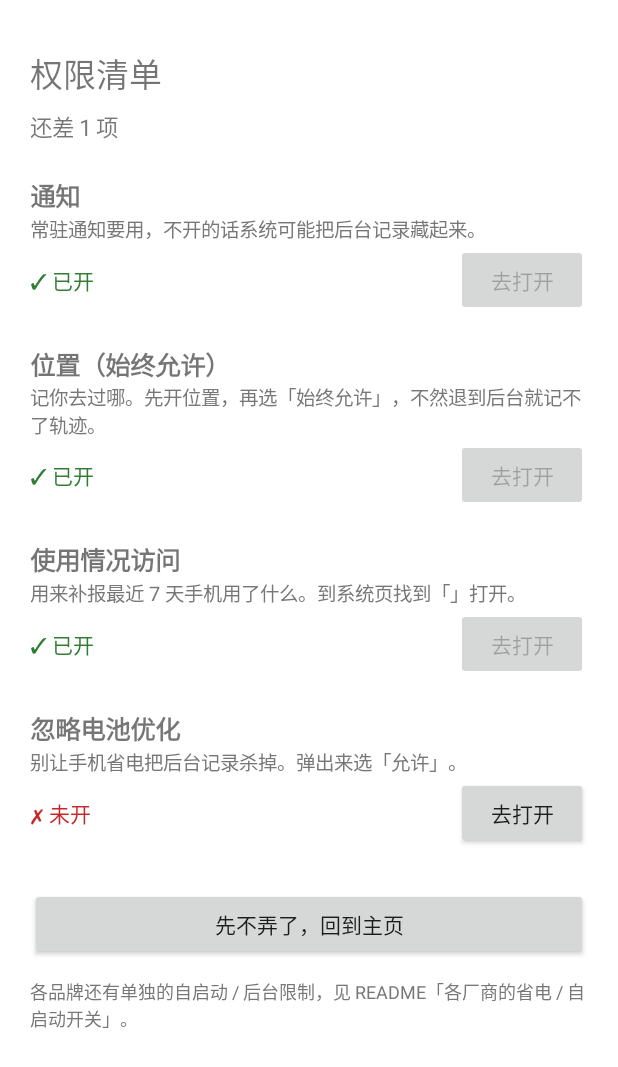
After one commit to jiangxi1129/aiphonepeek, an Android app: the PermissionsActivity screen opened directly, with no data from a screen before it, on a phone screen of 412 x 824 dp. The commit adds this screen. Shown: the top 1067 px of the screen. Run offline under Robolectric (Android 15) with nearby library versions, the phone set to English and light mode, and no system bars; network calls fail.

Commit message:
Permissions checklist screen; chat page optional (report-only status card)

```diff
--- a/android/app/src/main/AndroidManifest.xml
+++ b/android/app/src/main/AndroidManifest.xml
@@ -51,6 +51,10 @@
             android:exported="true"
             android:windowSoftInputMode="adjustResize" />
 
+        <activity
+            android:name=".PermissionsActivity"
+            android:exported="false" />
+
         <service
             android:name=".TrackerService"
             android:exported="false"
--- a/android/app/src/main/java/io/github/aiphonepeek/Config.kt
+++ b/android/app/src/main/java/io/github/aiphonepeek/Config.kt
@@ -12,8 +12,9 @@ object Config {
     fun reportUrl(ctx: Context): String = p(ctx).getString("report_url", "") ?: ""
     fun token(ctx: Context): String = p(ctx).getString("token", "") ?: ""
 
-    /** 聊天页填了就能用；上报地址留空 = 不上报（后台服务也会停）。 */
-    fun isConfigured(ctx: Context) = chatUrl(ctx).isNotEmpty()
+    /** 聊天页、上报地址至少填一个就能用。聊天页空着 = 主界面显示本地状态页；上报地址空着 = 不上报（后台服务也会停）。 */
+    fun isConfigured(ctx: Context) = chatUrl(ctx).isNotEmpty() || reportUrl(ctx).isNotEmpty()
+    fun hasChat(ctx: Context) = chatUrl(ctx).isNotEmpty()
     fun reportEnabled(ctx: Context) = reportUrl(ctx).isNotEmpty()
 
     fun save(ctx: Context, chat: String, report: String, token: String) {
--- /dev/null
+++ b/android/app/src/main/java/io/github/aiphonepeek/PermissionsActivity.kt
@@ -0,0 +1,157 @@
+package io.github.aiphonepeek
+
+import android.Manifest
+import android.annotation.SuppressLint
+import android.content.Context
+import android.content.Intent
+import android.content.pm.PackageManager
+import android.graphics.Typeface
+import android.net.Uri
+import android.os.Build
+import android.os.Bundle
+import android.os.PowerManager
+import android.provider.Settings
+import android.widget.Button
+import android.widget.LinearLayout
+import android.widget.ScrollView
+import android.widget.TextView
+import android.widget.Toast
+import androidx.activity.result.contract.ActivityResultContracts
+import androidx.appcompat.app.AppCompatActivity
+import androidx.core.content.ContextCompat
+
+/**
+ * 权限清单：一页列全要的权限，每项一行（名字、为什么要、已开/未开、去打开）。
+ * onResume 刷新状态；全开了显示「都好了」。第一次启动、或缺使用情况访问 / 位置时 MainActivity 会自动打开这页。
+ */
+class PermissionsActivity : AppCompatActivity() {
+    companion object {
+        const val PREF_INTRO_DONE = "perm_intro_done"
+
+        private fun has(ctx: Context, p: String) = ContextCompat.checkSelfPermission(ctx, p) == PackageManager.PERMISSION_GRANTED
+        fun notifOk(ctx: Context) = Build.VERSION.SDK_INT < 33 || has(ctx, Manifest.permission.POST_NOTIFICATIONS)
+        fun batteryOk(ctx: Context) = ctx.getSystemService(PowerManager::class.java).isIgnoringBatteryOptimizations(ctx.packageName)
+        /** 必需项：使用情况访问、位置（前台）。 */
+        fun missingRequired(ctx: Context) = !UsageReader.hasAccess(ctx) || !Locator.hasPermission(ctx)
+        fun allOk(ctx: Context) = !missingRequired(ctx) && Locator.hasBackground(ctx) && notifOk(ctx) && batteryOk(ctx)
+    }
+
+    private class Row(val name: String, val why: String, val ok: () -> Boolean, val partial: () -> String?, val go: () -> Unit) {
+        lateinit var status: TextView
+        lateinit var btn: Button
+    }
+
+    private val rows = ArrayList<Row>()
+    private lateinit var header: TextView
+    private lateinit var backBtn: Button
+    private var askedAt = 0L
+    private var lastState: String? = null
+
+    private fun dp(n: Int) = (n * resources.displayMetrics.density).toInt()
+
+    private val askPerms = registerForActivityResult(ActivityResultContracts.RequestMultiplePermissions()) { res ->
+        // 瞬间就回来了且没给：系统不再弹窗（之前拒绝过），带用户去本 App 的系统设置页手动开
+        if (res.values.any { !it } && System.currentTimeMillis() - askedAt < 600) {
+            Toast.makeText(this, "系统没弹窗，去「权限」里手动打开", Toast.LENGTH_LONG).show()
+            openAppDetails()
+        }
+    }
+
+    private fun ask(vararg perms: String) { askedAt = System.currentTimeMillis(); askPerms.launch(arrayOf(*perms)) }
+
+    private fun openAppDetails() {
+        try { startActivity(Intent(Settings.ACTION_APPLICATION_DETAILS_SETTINGS, Uri.parse("package:$packageName"))) } catch (_: Exception) {}
+    }
+
+    override fun onCreate(savedInstanceState: Bundle?) {
+        super.onCreate(savedInstanceState)
+        title = getString(R.string.app_name) + " · 权限清单"
+        getSharedPreferences(Config.PREFS, MODE_PRIVATE).edit().putBoolean(PREF_INTRO_DONE, true).apply()
+
+        if (Build.VERSION.SDK_INT >= 33) rows += Row("通知", "常驻通知要用，不开的话系统可能把后台记录藏起来。",
+            { notifOk(this) }, { null }) { ask(Manifest.permission.POST_NOTIFICATIONS) }
+
+        rows += Row("位置（始终允许）", "记你去过哪。先开位置，再选「始终允许」，不然退到后台就记不了轨迹。",
+            { Locator.hasPermission(this) && Locator.hasBackground(this) },
+            { if (Locator.hasPermission(this) && !Locator.hasBackground(this)) "只开了一半，还差「始终允许」" else null }) {
+            if (!Locator.hasPermission(this)) ask(Manifest.permission.ACCESS_FINE_LOCATION, Manifest.permission.ACCESS_COARSE_LOCATION)
+            else ask(Manifest.permission.ACCESS_BACKGROUND_LOCATION)
+        }
+
+        rows += Row("使用情况访问", "用来补报最近 7 天手机用了什么。到系统页找到「${getString(R.string.app_name)}」打开。",
+            { UsageReader.hasAccess(this) }, { null }) {
+            try {
+                // 带上包名，新一点的系统会直接定位到本 App
+                startActivity(Intent(Settings.ACTION_USAGE_ACCESS_SETTINGS, Uri.parse("package:$packageName")))
+            } catch (_: Exception) {
+                try { startActivity(Intent(Settings.ACTION_USAGE_ACCESS_SETTINGS)) } catch (_: Exception) { openAppDetails() }
+            }
+        }
+
+        rows += Row("忽略电池优化", "别让手机省电把后台记录杀掉。弹出来选「允许」。",
+            { batteryOk(this) }, { null }) {
+            try {
+                @SuppressLint("BatteryLife")
+                val i = Intent(Settings.ACTION_REQUEST_IGNORE_BATTERY_OPTIMIZATIONS, Uri.parse("package:$packageName"))
+                startActivity(i)
+            } catch (_: Exception) {
+                try { startActivity(Intent(Settings.ACTION_IGNORE_BATTERY_OPTIMIZATION_SETTINGS)) } catch (_: Exception) { openAppDetails() }
+            }
+        }
+
+        val col = LinearLayout(this).apply { orientation = LinearLayout.VERTICAL; setPadding(dp(20), dp(32), dp(20), dp(24)) }
+        col.addView(TextView(this).apply { text = "权限清单"; textSize = 22f })
+        header = TextView(this).apply { textSize = 15f; setPadding(0, dp(8), 0, dp(8)) }
+        col.addView(header)
+        for (r in rows) {
+            val box = LinearLayout(this).apply { orientation = LinearLayout.VERTICAL; setPadding(0, dp(14), 0, dp(6)) }
+            box.addView(TextView(this).apply { text = r.name; textSize = 17f; setTypeface(typeface, Typeface.BOLD) })
+            box.addView(TextView(this).apply { text = r.why; textSize = 13f; setTextColor(0xFF777777.toInt()) })
+            val line = LinearLayout(this).apply { orientation = LinearLayout.HORIZONTAL; gravity = android.view.Gravity.CENTER_VERTICAL }
+            r.status = TextView(this).apply { textSize = 14f }
+            line.addView(r.status, LinearLayout.LayoutParams(0, -2, 1f))
+            r.btn = Button(this).apply { text = "去打开"; setOnClickListener { try { r.go() } catch (_: Exception) { openAppDetails() } } }
+            line.addView(r.btn)
+            box.addView(line)
+            col.addView(box)
+        }
+        backBtn = Button(this).apply { setOnClickListener { goBack() } }
+        col.addView(backBtn, LinearLayout.LayoutParams(-1, -2).apply { topMargin = dp(20) })
+        col.addView(TextView(this).apply {
+            text = "各品牌还有单独的自启动 / 后台限制，见 README「各厂商的省电 / 自启动开关」。"
+            textSize = 12f; setTextColor(0xFF777777.toInt()); setPadding(0, dp(12), 0, 0)
+        })
+        setContentView(ScrollView(this).apply { addView(col) })
+    }
+
+    private fun goBack() {
+        startActivity(Intent(this, MainActivity::class.java).addFlags(Intent.FLAG_ACTIVITY_CLEAR_TOP or Intent.FLAG_ACTIVITY_SINGLE_TOP))
+        finish()
+    }
+
+    override fun onResume() {
+        super.onResume()
+        refresh()
+        // 权限状态变了：位置有了就把后台记录拉起来，并补报一次
+        val state = rows.joinToString(",") { it.ok().toString() } + UsageReader.hasAccess(this) + Locator.hasPermission(this)
+        if (lastState != null && lastState != state) {
+            if (Locator.hasPermission(this)) TrackerService.start(this)
+            Sync.runAsync(this, "setup", force = true)
+        }
+        lastState = state
+    }
+
+    private fun refresh() {
+        var left = 0
+        for (r in rows) {
+            val ok = r.ok()
+            if (!ok) left++
+            r.status.text = if (ok) "✓ 已开" else "✗ 未开" + (r.partial()?.let { "（$it）" } ?: "")
+            r.status.setTextColor(if (ok) 0xFF2E7D32.toInt() else 0xFFC62828.toInt())
+            r.btn.isEnabled = !ok
+        }
+        header.text = if (left == 0) "都好了 🎉" else "还差 $left 项" + if (missingRequired(this)) "（使用情况访问和位置是必需的）" else ""
+        backBtn.text = if (left == 0) "回到聊天页" else "先不弄了，回到聊天页"
+        if (!Config.hasChat(this)) backBtn.text = backBtn.text.toString().replace("聊天页", "主页")
+    }
+}
--- a/android/app/src/main/java/io/github/aiphonepeek/Sync.kt
+++ b/android/app/src/main/java/io/github/aiphonepeek/Sync.kt
@@ -10,6 +10,8 @@ object Sync {
     @Volatile private var lastLocAt = 0L
     @Volatile var lastResult: String = "还没跑过"
         private set
+
+    fun isRunning() = running.get()
 
     fun runAsync(ctx: Context, trigger: String, days: Int = 7, force: Boolean = false) {
         val app = ctx.applicationContext
```
Also changed, not shown: android/app/src/main/java/io/github/aiphonepeek/MainActivity.kt (+45 -3 lines), android/app/src/main/java/io/github/aiphonepeek/SettingsActivity.kt (+9 -14 lines), 1 other file.
